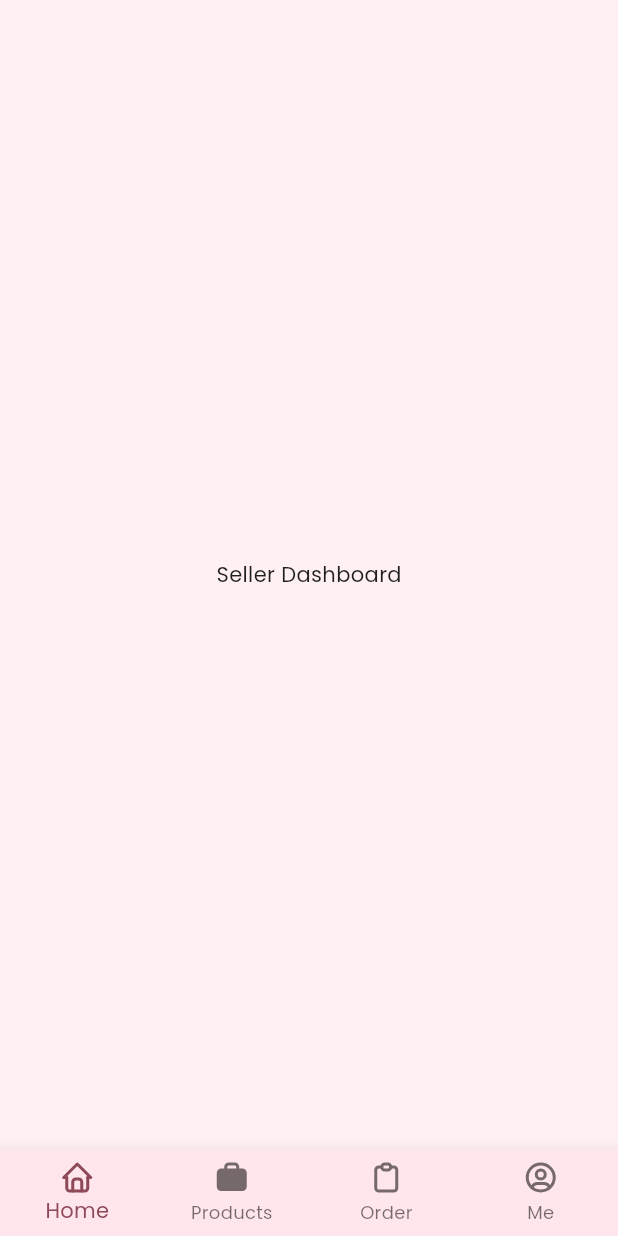
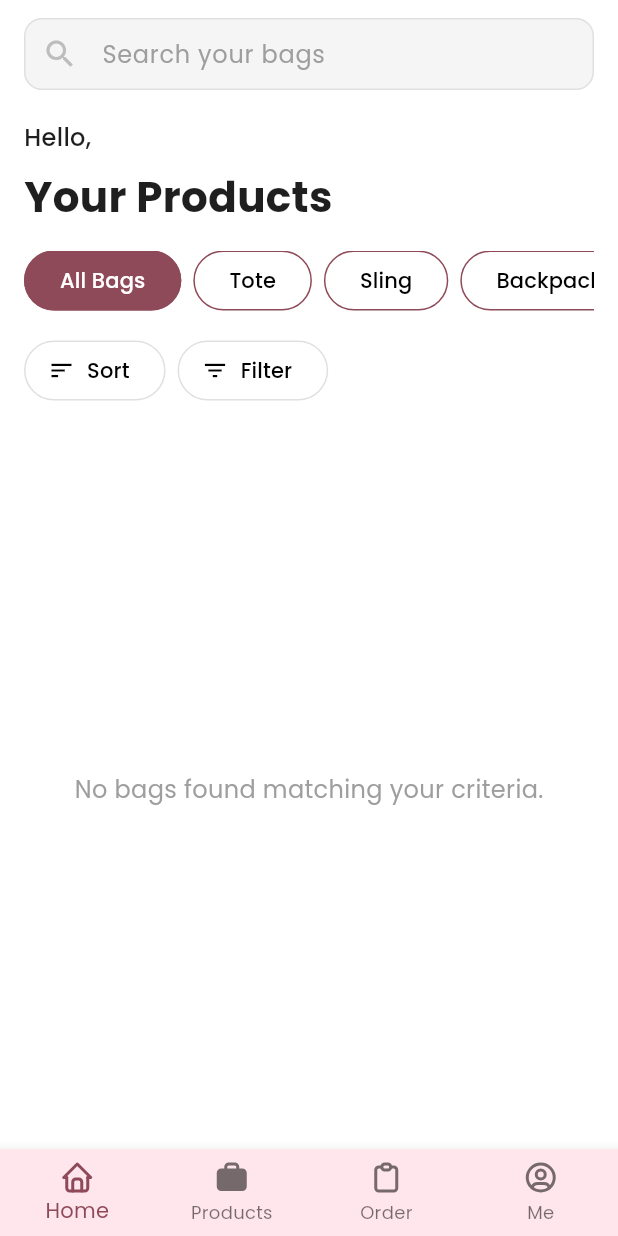
Before and after one commit to adamimrn22/MAP_Flutter_Project_Wanderers, a Flutter app: the SellerHomepageScreen screen opened by its route, on a phone screen of 412 x 824 dp. Run offline on Flutter 3.47's test engine with Material 3 defaults, Android fonts, the phone set to English and light mode, and no system bars; our stand-ins replace cloud_firestore, firebase_auth, firebase_core, flutter_tabler_icons, go_router, google_fonts and 2 more; accounts and stored records are empty.

Commit message:
build seller homepage that can filter search and  view products

```diff
--- /dev/null
+++ b/lib/ui/seller/seller_homepage/view_model/seller_homepage_view_model.dart
@@ -0,0 +1,200 @@
+// lib/ui/seller/seller_homepage/view_model/seller_homepage_view_model.dart
+import 'package:flutter/material.dart';
+import 'package:cloud_firestore/cloud_firestore.dart';
+import 'package:firebase_auth/firebase_auth.dart';
+
+class Bag {
+  final String id;
+  final String name;
+  final double price;
+  final List<String> imageUrls;
+  final String category;
+  final String? description;
+  final int? stock;
+  final List<String>? sizes;
+  final String? material;
+  final List<String>? colors;
+
+  Bag({
+    required this.id,
+    required this.name,
+    required this.price,
+    required this.imageUrls,
+    required this.category,
+    this.description,
+    this.stock,
+    this.sizes,
+    this.material,
+    this.colors,
+  });
+
+  factory Bag.fromFirestore(DocumentSnapshot doc) {
+    Map<String, dynamic> data = doc.data() as Map<String, dynamic>;
+    return Bag(
+      id: doc.id,
+      name: data['name'] as String,
+      price: (data['price'] as num).toDouble(),
+      imageUrls: List<String>.from(data['images'] ?? []),
+      category: data['category'] as String,
+      description: data['description'] as String?,
+      stock: data['stock'] as int?,
+      sizes: (data['sizes'] as List?)?.map((e) => e as String).toList(),
+      material: data['material'] as String?,
+      colors: (data['colors'] as List?)?.map((e) => e as String).toList(),
+    );
+  }
+}
+
+class SellerHomepageViewModel extends ChangeNotifier {
+  final FirebaseFirestore _firestore = FirebaseFirestore.instance;
+  final FirebaseAuth _auth = FirebaseAuth.instance;
+
+  List<Bag> _allSellerBags = [];
+  List<Bag> _filteredSellerBags = [];
+
+  bool _isLoading = false;
+  String? _errorMessage;
+  String? _currentSellerDisplayName;
+
+  String _selectedCategory = "All Bags";
+  String _sortBy = "None";
+  RangeValues _priceRange = const RangeValues(0, 100);
+  String _searchQuery = "";
+
+  final List<String> categories = ["All Bags", "Tote", "Sling", "Backpack"];
+
+  SellerHomepageViewModel() {
+    _initAndFetchBags();
+  }
+
+  // Getters for UI to access state
+  List<Bag> get filteredSellerBags => _filteredSellerBags;
+  bool get isLoading => _isLoading;
+  String? get errorMessage => _errorMessage;
+  String? get currentSellerDisplayName => _currentSellerDisplayName;
+  String get selectedCategory => _selectedCategory;
+  String get sortBy => _sortBy;
+  RangeValues get priceRange => _priceRange;
+  String get searchQuery => _searchQuery;
+
+  List<Bag> get allSellerBags => _allSellerBags;
+
+  // Setters for UI to update state and trigger filters
+  void setSelectedCategory(String category) {
+    _selectedCategory = category;
+    _applyFilters();
+  }
+
+  void setSortBy(String sortBy) {
+    _sortBy = sortBy;
+    _applyFilters();
+  }
+
+  void setPriceRange(RangeValues range) {
+    _priceRange = range;
+    _applyFilters();
+  }
+
+  void setSearchQuery(String query) {
+    _searchQuery = query;
+    _applyFilters();
+  }
+
+  Future<void> _initAndFetchBags() async {
+    _isLoading = true;
+    _errorMessage = null;
+    notifyListeners();
+
+    try {
+      final user = _auth.currentUser;
+      _currentSellerDisplayName =
+          user?.displayName ?? user?.email?.split('@').first ?? 'Seller';
+
+      await _fetchAllBagsFromFirestore();
+      _initializePriceRange();
+      _applyFilters();
+    } catch (e) {
+      _errorMessage = "Error initializing data or fetching bags: $e";
+      print("Error initializing data or fetching bags: $e");
+    } finally {
+      _isLoading = false;
+      notifyListeners();
+    }
+  }
+
+  Future<void> _fetchAllBagsFromFirestore() async {
+    try {
+      final querySnapshot =
+          await _firestore
+              .collection('products')
+              .orderBy('createdAt', descending: true)
+              .get();
+
+      _allSellerBags =
+          querySnapshot.docs.map((doc) => Bag.fromFirestore(doc)).toList();
+    } catch (e) {
+      _errorMessage = "Error fetching all bags from Firestore: $e";
+      print("Error fetching all bags from Firestore: $e");
+      _allSellerBags = [];
+    }
+  }
+
+  void _initializePriceRange() {
+    if (_allSellerBags.isNotEmpty) {
+      double min = _allSellerBags
+          .map((e) => e.price)
+          .reduce((a, b) => a < b ? a : b);
+      double max = _allSellerBags
+          .map((e) => e.price)
+          .reduce((a, b) => a > b ? a : b);
+
+      if (min == max) {
+        max = min + 1.0;
+      }
+      _priceRange = RangeValues(min, max);
+    } else {
+      _priceRange = const RangeValues(0, 100);
+    }
+  }
+
+  void _applyFilters() {
+    List<Bag> tempBags = List.from(_allSellerBags);
+
+    // 1. Filter by Category
+    if (_selectedCategory != "All Bags") {
+      tempBags =
+          tempBags.where((bag) => bag.category == _selectedCategory).toList();
+    }
+
+    // 2. Filter by Search Query
+    if (_searchQuery.isNotEmpty) {
+      tempBags =
+          tempBags.where((bag) {
+            final nameLower = bag.name.toLowerCase();
+            final queryLower = _searchQuery.toLowerCase();
+            return nameLower.contains(queryLower);
+          }).toList();
+    }
+
+    // 3. Filter by Price Range
+    tempBags =
+        tempBags.where((bag) {
+          final price = bag.price;
+          return price >= _priceRange.start && price <= _priceRange.end;
+        }).toList();
+
+    // 4. Sort
+    if (_sortBy == "Price: Low to High") {
+      tempBags.sort((a, b) => a.price.compareTo(b.price));
+    } else if (_sortBy == "Price: High to Low") {
+      tempBags.sort((a, b) => b.price.compareTo(a.price));
+    }
+
+    _filteredSellerBags = tempBags;
+    notifyListeners();
+  }
+
+  Future<void> refreshBags() async {
+    await _initAndFetchBags();
+  }
+}
--- a/lib/ui/seller/seller_homepage/widgets/homepage_screen.dart
+++ /dev/null
@@ -1,22 +0,0 @@
-import 'package:flutter/material.dart';
-
-class SellerHomepageScreen extends StatefulWidget {
-  const SellerHomepageScreen({super.key});
-
-  @override
-  State<SellerHomepageScreen> createState() => _SellerHomepageScreenState();
-}
-
-class _SellerHomepageScreenState extends State<SellerHomepageScreen> {
-  @override
-  Widget build(BuildContext context) {
-    return Scaffold(
-      body: Center(
-        child: Column(
-          mainAxisAlignment: MainAxisAlignment.center,
-          children: [const Text('Seller Dashboard')],
-        ),
-      ),
-    );
-  }
-}
--- /dev/null
+++ b/lib/ui/seller/seller_homepage/widgets/seller_homepage_screen.dart
@@ -0,0 +1,402 @@
+// lib/ui/seller/seller_homepage/seller_homepage_screen.dart
+import 'package:flutter/material.dart';
+import 'package:provider/provider.dart';
+import 'package:mycrochetbag/ui/seller/seller_homepage/view_model/seller_homepage_view_model.dart';
+import 'package:mycrochetbag/ui/seller/seller_manage_bag/seller_preview_bag/widgets/seller_previewBag_screen.dart';
+
+class SellerHomepageScreen extends StatelessWidget {
+  const SellerHomepageScreen({super.key});
+
+  @override
+  Widget build(BuildContext context) {
+    return ChangeNotifierProvider(
+      create: (_) => SellerHomepageViewModel(),
+      child: SafeArea(
+        child: Consumer<SellerHomepageViewModel>(
+          builder: (context, viewModel, child) {
+            return Scaffold(
+              body: Container(
+                color: Colors.white,
+                child: Padding(
+                  padding: const EdgeInsets.symmetric(horizontal: 16.0),
+                  child: Column(
+                    crossAxisAlignment: CrossAxisAlignment.start,
+                    children: [
+                      // Search bar
+                      Padding(
+                        padding: const EdgeInsets.symmetric(vertical: 12.0),
+                        child: TextField(
+                          onSubmitted: (query) {
+                            viewModel.setSearchQuery(query);
+                          },
+                          textInputAction: TextInputAction.search,
+                          decoration: InputDecoration(
+                            filled: true,
+                            fillColor: Colors.grey.shade100,
+                            hintText: 'Search your bags',
+                            hintStyle: const TextStyle(color: Colors.grey),
+                            prefixIcon: Icon(
+                              Icons.search,
+                              color: Colors.grey[400],
+                            ),
+                            border: OutlineInputBorder(
+                              borderRadius: BorderRadius.circular(12.0),
+                              borderSide: BorderSide(color: Colors.grey[300]!),
+                            ),
+                            enabledBorder: OutlineInputBorder(
+                              borderRadius: BorderRadius.circular(12.0),
+                              borderSide: BorderSide(color: Colors.grey[300]!),
+                            ),
+                            focusedBorder: OutlineInputBorder(
+                              borderRadius: BorderRadius.circular(12.0),
+                              borderSide: BorderSide(
+                                color: Theme.of(context).primaryColor,
+                                width: 2,
+                              ),
+                            ),
+                            contentPadding: const EdgeInsets.symmetric(
+                              vertical: 12.0,
+                            ),
+                          ),
+                        ),
+                      ),
+
+                      Padding(
+                        padding: const EdgeInsets.only(top: 8.0),
+                        child: Text(
+                          'Hello, ${viewModel.currentSellerDisplayName ?? 'Seller'}',
+                          style: const TextStyle(
+                            fontSize: 16.0,
+                            fontWeight: FontWeight.w500,
+                          ),
+                        ),
+                      ),
+
+                      const Padding(
+                        padding: EdgeInsets.only(top: 8.0, bottom: 16.0),
+                        child: Text(
+                          'Your Products',
+                          style: TextStyle(
+                            fontSize: 28.0,
+                            fontWeight: FontWeight.bold,
+                          ),
+                        ),
+                      ),
+
+                      SizedBox(
+                        height: 40,
+                        child: ListView.builder(
+                          scrollDirection: Axis.horizontal,
+                          itemCount: viewModel.categories.length,
+                          itemBuilder: (context, index) {
+                            final category = viewModel.categories[index];
+                            final isSelected =
+                                category == viewModel.selectedCategory;
+
+                            return Padding(
+                              padding: const EdgeInsets.only(right: 8.0),
+                              child: OutlinedButton(
+                                onPressed: () {
+                                  viewModel.setSelectedCategory(category);
+                                },
+                                style: OutlinedButton.styleFrom(
+                                  backgroundColor:
+                                      isSelected
+                                          ? Theme.of(context).primaryColor
+                                          : Colors.white,
+                                  foregroundColor:
+                                      isSelected ? Colors.white : Colors.black,
+                                  side: BorderSide(
+                                    color: Theme.of(context).primaryColor,
+                                  ),
+                                  shape: RoundedRectangleBorder(
+                                    borderRadius: BorderRadius.circular(20),
+                                  ),
+                                ),
+                                child: Text(category),
+                              ),
+                            );
+                          },
+                        ),
+                      ),
+
+                      Padding(
+                        padding: const EdgeInsets.symmetric(vertical: 16.0),
+                        child: Row(
+                          children: [
+                            OutlinedButton.icon(
+                              onPressed:
+                                  () => _showSortOptions(context, viewModel),
+                              icon: const Icon(Icons.sort),
+                              label: const Text('Sort'),
+                              style: OutlinedButton.styleFrom(
+                                foregroundColor: Colors.black,
+                                side: BorderSide(color: Colors.grey[300]!),
+                              ),
+                            ),
+                            const SizedBox(width: 8),
+                            OutlinedButton.icon(
+                              onPressed:
+                                  () => _showFilterOptions(context, viewModel),
+                              icon: const Icon(Icons.filter_list),
+                              label: const Text('Filter'),
+                              style: OutlinedButton.styleFrom(
+                                foregroundColor: Colors.black,
+                                side: BorderSide(color: Colors.grey[300]!),
+                              ),
+                            ),
+                          ],
+                        ),
+                      ),
+
+                      Expanded(
+                        child:
+                            viewModel.isLoading
+                                ? const Center(
+                                  child: CircularProgressIndicator(),
+                                )
+                                : viewModel.errorMessage != null
+                                ? Center(
+                                  child: Text(
+                                    viewModel.errorMessage!,
+                                    style: const TextStyle(
+                                      color: Colors.red,
+                                      fontSize: 16,
+                                    ),
+                                  ),
+                                )
+                                : viewModel.filteredSellerBags.isEmpty
+                                ? const Center(
+                                  child: Text(
+                                    "No bags found matching your criteria.",
+                                    style: TextStyle(
+                                      fontSize: 16,
+                                      color: Colors.grey,
+                                    ),
+                                  ),
+                                )
+                                : GridView.builder(
+                                  gridDelegate:
+                                      const SliverGridDelegateWithFixedCrossAxisCount(
+                                        crossAxisCount: 2,
+                                        childAspectRatio: 0.75,
+                                        crossAxisSpacing: 16,
+                                        mainAxisSpacing: 16,
+                                      ),
+                                  itemCount:
+                                      viewModel.filteredSellerBags.length,
+                                  itemBuilder: (context, index) {
+                                    final bag =
+                                        viewModel.filteredSellerBags[index];
+
+                                    final imageUrl =
+                                        bag.imageUrls.isNotEmpty
+                                            ? bag.imageUrls.first
+                                            : 'https://via.placeholder.com/150';
+
+                                    return GestureDetector(
+                                      onTap: () {
+                                        Navigator.push(
+                                          context,
+                                          MaterialPageRoute(
+                                            builder:
+                                                (context) =>
+                                                    SellerPreviewBagScreen(
+                                                      productId: bag.id,
+                                                    ),
+                                          ),
+                                        );
+                                      },
+                                      child: Card(
+                                        elevation: 2,
+                                        shape: RoundedRectangleBorder(
+                                          borderRadius: BorderRadius.circular(
+                                            12,
+                                          ),
+                                        ),
+                                        child: Padding(
+                                          padding: const EdgeInsets.all(8.0),
+                                          child: Column(
+                                            crossAxisAlignment:
+                                                CrossAxisAlignment.start,
+                                            children: [
+                                              Expanded(
+                                                child: ClipRRect(
+                                                  borderRadius:
+                                                      BorderRadius.circular(8),
+                                                  child: Image.network(
+                                                    imageUrl,
+                                                    fit: BoxFit.cover,
+                                                    width: double.infinity,
+                                                    errorBuilder:
+                                                        (
+                                                          context,
+                                                          error,
+                                                          stackTrace,
+                                                        ) => const Icon(
+                                                          Icons.broken_image,
+                                                          size: 50,
+                                                          color: Colors.grey,
+                                                        ),
+                                                  ),
+                                                ),
+                                              ),
+                                              Padding(
+                                                padding: const EdgeInsets.only(
+                                                  top: 8.0,
+                                                ),
+                                                child: Text(
+                                                  'RM ${bag.price.toStringAsFixed(2)}',
+                                                  style: const TextStyle(
+                                                    fontWeight: FontWeight.bold,
+                                                  ),
+                                                ),
+                                              ),
+                                              Text(
+                                                bag.name,
+                                                style: TextStyle(
+                                                  color: Colors.grey[600],
+                                                ),
+                                                overflow: TextOverflow.ellipsis,
+                                              ),
+                                            ],
+                                          ),
+                                        ),
+                                      ),
+                                    );
+                                  },
+                                ),
+                      ),
+                    ],
+                  ),
+                ),
+              ),
+            );
+          },
+        ),
+      ),
+    );
+  }
+
+  void _showSortOptions(
+    BuildContext context,
+    SellerHomepageViewModel viewModel,
+  ) {
+    showModalBottomSheet(
+      context: context,
+      builder: (context) {
+        return Column(
+          mainAxisSize: MainAxisSize.min,
+          children: <Widget>[
+            ListTile(
+              title: const Text('Sort by: None'),
+              onTap: () {
+                viewModel.setSortBy("None");
+                Navigator.pop(context);
+              },
+            ),
+            ListTile(
+              title: const Text('Sort by: Price: Low to High'),
+              onTap: () {
+                viewModel.setSortBy("Price: Low to High");
+                Navigator.pop(context);
+              },
+            ),
+            ListTile(
+              title: const Text('Sort by: Price: High to Low'),
+              onTap: () {
+                viewModel.setSortBy("Price: High to Low");
+                Navigator.pop(context);
+              },
+            ),
+          ],
+        );
+      },
+    );
+  }
+
+  void _showFilterOptions(
+    BuildContext context,
+    SellerHomepageViewModel viewModel,
+  ) {
+    double minPrice = 0;
+    double maxPrice = 100;
+
+    if (viewModel.allSellerBags.isNotEmpty) {
+      // <-- 使用公共 getter `allSellerBags`
+      minPrice = viewModel.allSellerBags
+          .map((e) => e.price)
+          .reduce((a, b) => a < b ? a : b);
+      maxPrice = viewModel.allSellerBags
+          .map((e) => e.price)
+          .reduce((a, b) => a > b ? a : b);
+
+      if (minPrice == maxPrice) {
+        maxPrice = minPrice + 1.0;
+      }
+    } else {
+      minPrice = 0.0;
+      maxPrice = 100.0;
+    }
+
+    RangeValues currentRange = RangeValues(
+      viewModel.priceRange.start.clamp(minPrice, maxPrice),
+      viewModel.priceRange.end.clamp(minPrice, maxPrice),
+    );
+
+    showModalBottomSheet(
+      context: context,
+      builder: (context) {
+        return StatefulBuilder(
+          builder: (BuildContext context, StateSetter modalSetState) {
+            return Padding(
+              padding: const EdgeInsets.all(16.0),
+              child: Column(
+                mainAxisSize: MainAxisSize.min,
+                crossAxisAlignment: CrossAxisAlignment.start,
+                children: [
+                  const Text(
+                    'Filter by Price Range',
+                    style: TextStyle(fontSize: 18, fontWeight: FontWeight.bold),
+                  ),
+                  RangeSlider(
+                    values: currentRange,
+                    min: minPrice,
+                    max: maxPrice,
+
+                    divisions:
+                        (maxPrice - minPrice) > 0
+                            ? ((maxPrice - minPrice) /
+                                    (maxPrice < 100 ? 5 : 20))
+                                .round()
+                                .clamp(1, 100)
+                            : 1,
+                    labels: RangeLabels(
+                      currentRange.start.round().toString(),
+                      currentRange.end.round().toString(),
+                    ),
+                    onChanged: (RangeValues values) {
+                      modalSetState(() {
+                        currentRange = values;
+                      });
+                    },
+                  ),
+                  Align(
+                    alignment: Alignment.centerRight,
+                    child: ElevatedButton(
+                      onPressed: () {
+                        viewModel.setPriceRange(currentRange);
+                        Navigator.pop(context);
+                      },
+                      child: const Text('Apply Filter'),
+                    ),
+                  ),
+                ],
+              ),
+            );
+          },
+        );
+      },
+    );
+  }
+}
```
Also changed, not shown: lib/routing/router.dart (+5 -4 lines), lib/ui/seller/seller_manage_bag/seller_preview_bag/widgets/seller_previewBag_screen.dart (+56 -17 lines).
